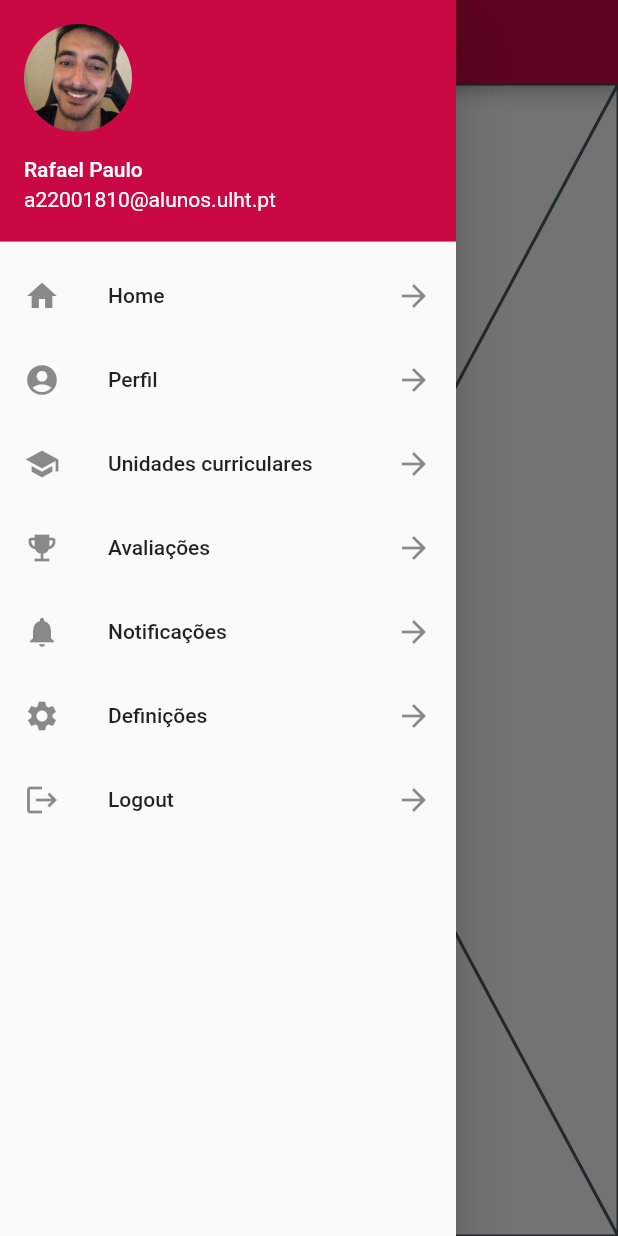
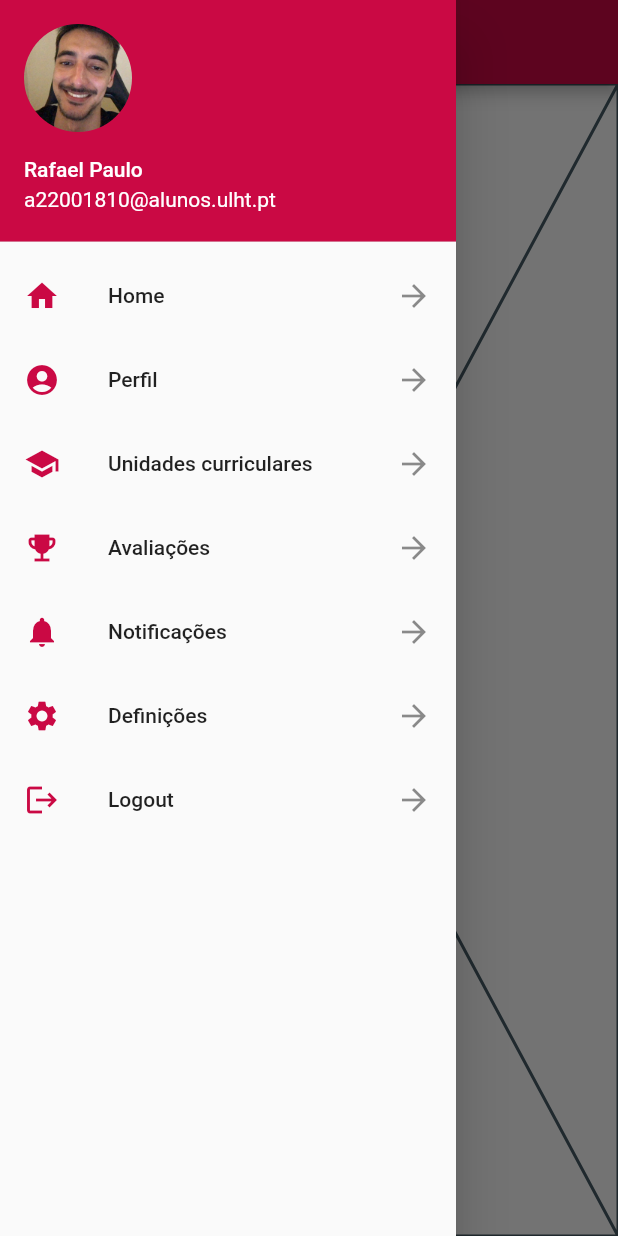
Before and after one commit to DEISI-ULHT-TFC-2022-23/TFC-DEISI-272-OnTrack-AppMobile, a Flutter app: the Pages screen opened directly, with the side drawer open, on a phone screen of 412 x 824 dp. Run offline on Flutter 3.47's test engine with Material 2 defaults, Android fonts, the phone set to English and light mode, and no system bars.

Commit message:
Alterações de cores

```diff
--- a/lib/Colors/Colors.dart
+++ b/lib/Colors/Colors.dart
@@ -1,3 +1,3 @@
 import 'package:flutter/material.dart';
 
-Color primary = Color(0xFFCA0944);
+Color primary = const Color(0xFFCA0944);
--- a/lib/Pages.dart
+++ b/lib/Pages.dart
@@ -74,7 +74,7 @@ class _PagesState extends State<Pages> {
               ),
             ),
             ListTile(
-                leading: Icon(Icons.home),
+                leading: Icon(Icons.home, color: primary,),
                 title: Text("Home"),
                 trailing: Icon(Icons.arrow_forward),
                 onTap: () {
@@ -82,7 +82,7 @@ class _PagesState extends State<Pages> {
                   Navigator.pop(context);
                 }),
             ListTile(
-                leading: Icon(Icons.account_circle),
+                leading: Icon(Icons.account_circle, color: primary,),
                 title: Text("Perfil"),
                 trailing: Icon(Icons.arrow_forward),
                 onTap: () {
@@ -90,7 +90,7 @@ class _PagesState extends State<Pages> {
                   Navigator.pop(context);
                 }),
             ListTile(
-                leading: Icon(Icons.school),
+                leading: Icon(Icons.school, color: primary,),
                 title: Text("Unidades curriculares"),
                 trailing: Icon(Icons.arrow_forward),
                 onTap: () {
@@ -98,7 +98,7 @@ class _PagesState extends State<Pages> {
                   Navigator.pop(context);
                 }),
             ListTile(
-                leading: Icon(Icons.emoji_events),
+                leading: Icon(Icons.emoji_events, color: primary,),
                 title: Text("Avaliações"),
                 trailing: Icon(Icons.arrow_forward),
                 onTap: () {
@@ -106,7 +106,7 @@ class _PagesState extends State<Pages> {
                   Navigator.pop(context);
                 }),
             ListTile(
-                leading: Icon(Icons.notifications),
+                leading: Icon(Icons.notifications, color: primary,),
                 title: Text("Notificações"),
                 trailing: Icon(Icons.arrow_forward),
                 onTap: () {
@@ -114,7 +114,7 @@ class _PagesState extends State<Pages> {
                   Navigator.pop(context);
                 }),
             ListTile(
-                leading: Icon(Icons.settings),
+                leading: Icon(Icons.settings, color: primary,),
                 title: Text("Definições"),
                 trailing: Icon(Icons.arrow_forward),
                 onTap: () {
@@ -122,7 +122,7 @@ class _PagesState extends State<Pages> {
                   Navigator.pop(context);
                 }),
             ListTile(
-                leading: Icon(Icons.logout),
+                leading: Icon(Icons.logout, color: primary,),
                 title: Text("Logout"),
                 trailing: Icon(Icons.arrow_forward),
                 onTap: () {
--- a/lib/Perfil.dart
+++ b/lib/Perfil.dart
@@ -61,8 +61,7 @@ class _PerfilState extends State<Perfil> {
                   const Text(
                     "Detalhes",
                     style: TextStyle(
-                      color: Colors.redAccent,
-                      fontStyle: FontStyle.normal,
+                      color: Color(0xFFCA0944),
                       fontSize: 32,
                       fontWeight: FontWeight.bold,
                     ),
```
Also changed, not shown: lib/Avaliacoes.dart (+9 -2 lines), lib/Login.dart (+19 -21 lines).
